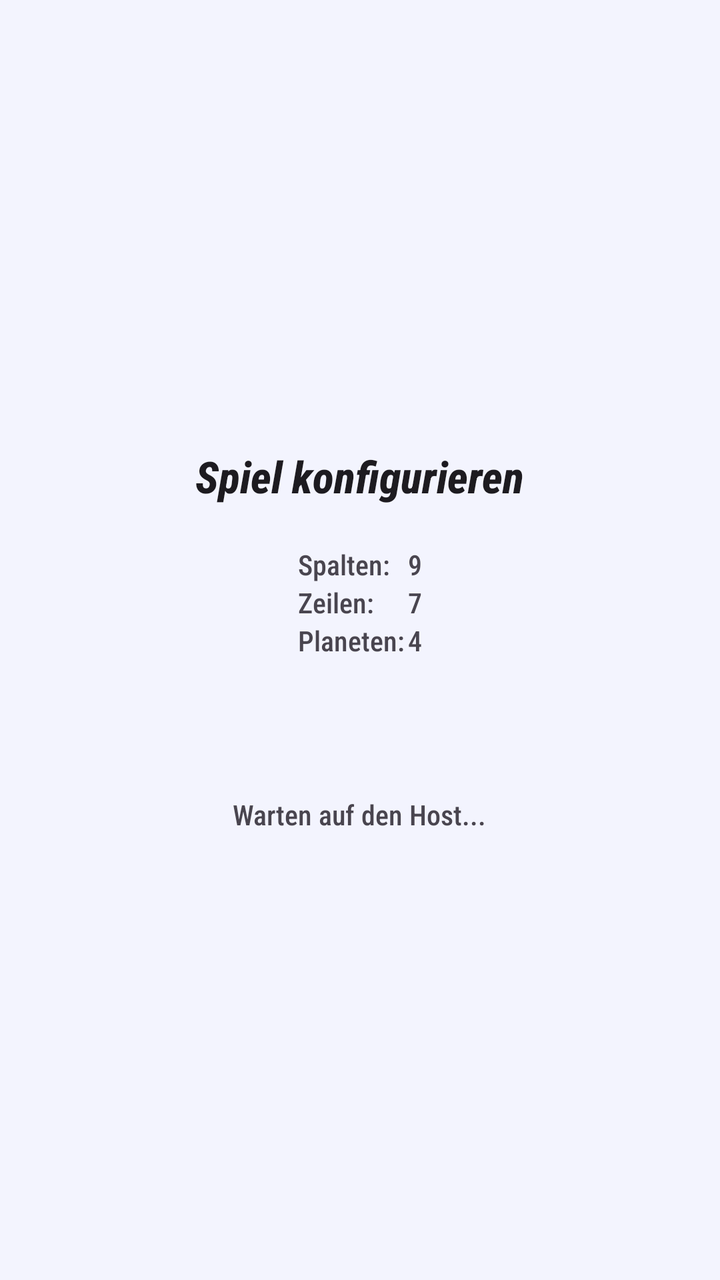
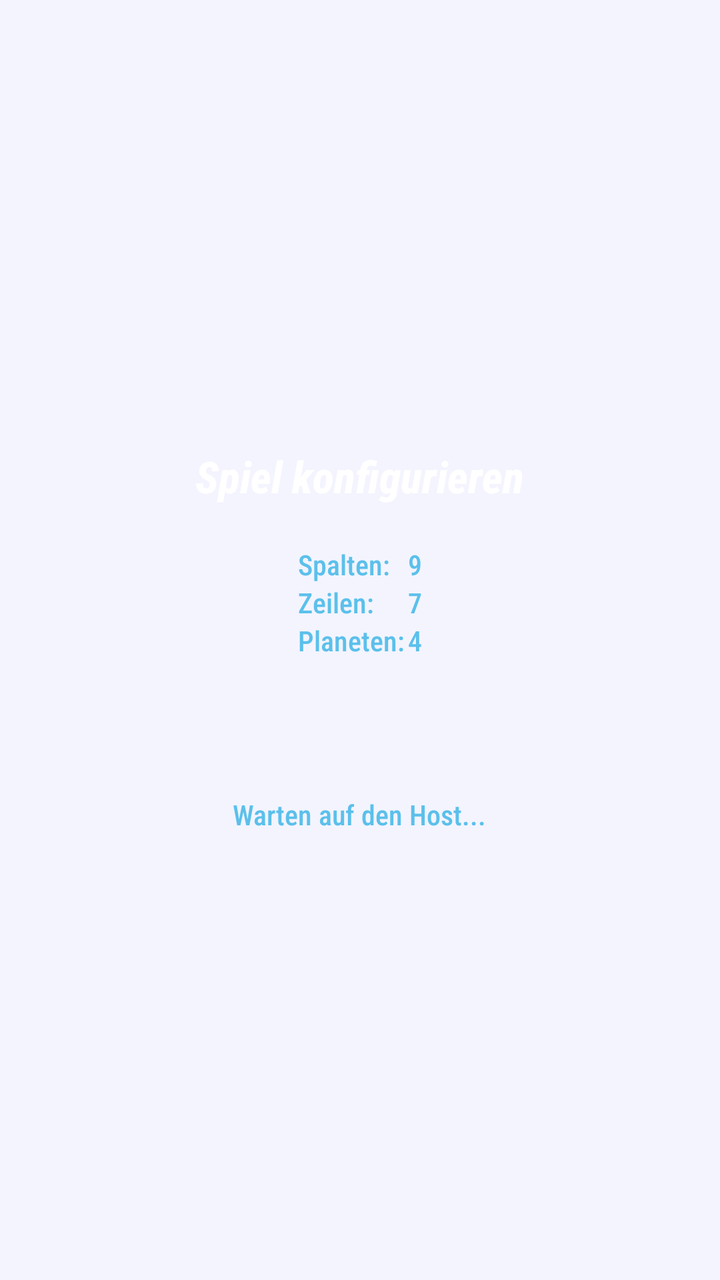

An Android layout rendered at two revisions. The XML below is the earlier revision; the diff shows what the commit changed to produce the second picture.
<!-- AndroidManifest.xml: application theme Theme.Galactica -->
<!-- res/layout/view_multiplayer_lobby_client.xml -->
<?xml version="1.0" encoding="utf-8"?>
<LinearLayout xmlns:android="http://schemas.android.com/apk/res/android"
    android:layout_width="wrap_content"
    android:layout_height="wrap_content"
    android:layout_marginEnd="20dp"
    android:background="@color/transparent_space_glow"
    android:gravity="center"
    android:minWidth="300dp"
    android:orientation="vertical"
    android:padding="10dp">

    <TextView
        android:id="@+id/testConnectionText"
        android:layout_width="wrap_content"
        android:layout_height="wrap_content"
        android:fontFamily="sans-serif-condensed-medium"
        android:text="Spiel konfigurieren"
        android:textAppearance="@style/TextAppearance.AppCompat.Large"
        android:textStyle="bold|italic" />

    <Space
        android:layout_width="match_parent"
        android:layout_height="20dp" />

    <LinearLayout
        android:layout_width="match_parent"
        android:layout_height="wrap_content"
        android:layout_gravity="top"
        android:orientation="horizontal">

        <LinearLayout
            android:layout_width="wrap_content"
            android:layout_height="wrap_content"
            android:layout_gravity="center"
            android:layout_weight="1"
            android:orientation="vertical">

            <LinearLayout
                android:layout_width="wrap_content"
                android:layout_height="wrap_content"
                android:layout_gravity="center"
                android:orientation="horizontal">

                <TextView
                    android:layout_width="55dp"
                    android:layout_height="wrap_content"
                    android:text="Spalten:" />

                <TextView
                    android:id="@+id/cols_text"
                    android:layout_width="wrap_content"
                    android:layout_height="wrap_content"
                    android:text="9" />
            </LinearLayout>

            <LinearLayout
                android:layout_width="wrap_content"
                android:layout_height="wrap_content"
                android:layout_gravity="center"
                android:orientation="horizontal">

                <TextView
                    android:layout_width="55dp"
                    android:layout_height="wrap_content"
                    android:text="Zeilen:" />

                <TextView
                    android:id="@+id/rows_text"
                    android:layout_width="wrap_content"
                    android:layout_height="wrap_content"
                    android:text="7" />
            </LinearLayout>

            <LinearLayout
                android:layout_width="wrap_content"
                android:layout_height="wrap_content"
                android:layout_gravity="center"
                android:orientation="horizontal">

                <TextView
                    android:layout_width="55dp"
                    android:layout_height="wrap_content"
                    android:text="Planeten:" />

                <TextView
                    android:id="@+id/my_planets"
                    android:layout_width="wrap_content"
                    android:layout_height="wrap_content"
                    android:text="4" />
            </LinearLayout>
        </LinearLayout>
    </LinearLayout>

    <Space
        android:layout_width="wrap_content"
        android:layout_height="20dp">
    </Space>

    <ProgressBar
        android:id="@+id/progressBar"
        style="?android:attr/progressBarStyle"
        android:layout_width="match_parent"
        android:layout_height="wrap_content" />

    <TextView
        android:layout_width="wrap_content"
        android:layout_height="wrap_content"
        android:text="@string/wait_for_host_text">
    </TextView>


</LinearLayout>
<!-- resources referenced by this layout -->
<resources>
  <color name="transparent_space_glow">#1A97D6F0</color>
  <string name="wait_for_host_text">Warten auf den Host...</string>
  <style name="Theme.Galactica" parent="Base.Theme.Galactica" />
  <style name="Base.Theme.Galactica" parent="Theme.Material3.DayNight.NoActionBar">
  
          
          <item name="materialButtonStyle">@style/GalacticaButton</item>
  
          
          <item name="materialButtonOutlinedStyle">@style/GalacticaButton.Outlined</item>
  
          
          <item name="textAppearanceBodyLarge">@style/TextAppearance.Galactica.Body</item>
          <item name="fontFamily">sans-serif-condensed-medium</item>
  
          
      </style>
  <style name="GalacticaButton" parent="Widget.Material3.Button">
          <item name="backgroundTint">@color/space_glow</item>
          <item name="android:textColor">@color/white</item>
          <item name="cornerRadius">8dp</item>
          <item name="android:textStyle">bold</item>
          
          <item name="android:minHeight">52dp</item>
          <item name="android:insetTop">2dp</item>
          <item name="android:insetBottom">2dp</item>
          <item name="android:insetLeft">2dp</item>
          <item name="android:insetRight">2dp</item>
          <item name="android:letterSpacing">0.03</item>
      </style>
  <style name="GalacticaButton.Outlined" parent="Widget.Material3.Button.OutlinedButton">
          <item name="strokeColor">@color/space_glow</item>
          <item name="strokeWidth">2dp</item>
          <item name="cornerRadius">2dp</item>
          <item name="android:textColor">@color/white</item>
          <item name="android:minHeight">52dp</item>
      </style>
  <style name="TextAppearance.Galactica.Body" parent="TextAppearance.Material3.BodyLarge">
          <item name="android:textColor">@color/white</item>
      </style>
  <color name="space_glow">#5BC0EB</color>
  <color name="white">#FFFFFFFF</color>
</resources>

<!-- the commit's change to res/layout/view_multiplayer_lobby_client.xml (unified diff, before → after) -->
@@ -16,6 +16,7 @@
         android:fontFamily="sans-serif-condensed-medium"
         android:text="Spiel konfigurieren"
         android:textAppearance="@style/TextAppearance.AppCompat.Large"
+        android:textColor="@color/white"
         android:textStyle="bold|italic" />
 
     <Space
@@ -44,13 +45,15 @@
                 <TextView
                     android:layout_width="55dp"
                     android:layout_height="wrap_content"
-                    android:text="Spalten:" />
+                    android:text="Spalten:"
+                    android:textColor="@color/space_glow" />
 
                 <TextView
                     android:id="@+id/cols_text"
                     android:layout_width="wrap_content"
                     android:layout_height="wrap_content"
-                    android:text="9" />
+                    android:text="9"
+                    android:textColor="@color/space_glow" />
             </LinearLayout>
 
             <LinearLayout
@@ -62,13 +65,15 @@
                 <TextView
                     android:layout_width="55dp"
                     android:layout_height="wrap_content"
-                    android:text="Zeilen:" />
+                    android:text="Zeilen:"
+                    android:textColor="@color/space_glow" />
 
                 <TextView
                     android:id="@+id/rows_text"
                     android:layout_width="wrap_content"
                     android:layout_height="wrap_content"
-                    android:text="7" />
+                    android:text="7"
+                    android:textColor="@color/space_glow" />
             </LinearLayout>
 
             <LinearLayout
@@ -80,13 +85,15 @@
                 <TextView
                     android:layout_width="55dp"
                     android:layout_height="wrap_content"
-                    android:text="Planeten:" />
+                    android:text="Planeten:"
+                    android:textColor="@color/space_glow" />
 
                 <TextView
                     android:id="@+id/my_planets"
                     android:layout_width="wrap_content"
                     android:layout_height="wrap_content"
-                    android:text="4" />
+                    android:text="4"
+                    android:textColor="@color/space_glow" />
             </LinearLayout>
         </LinearLayout>
     </LinearLayout>
@@ -100,13 +107,14 @@
         android:id="@+id/progressBar"
         style="?android:attr/progressBarStyle"
         android:layout_width="match_parent"
-        android:layout_height="wrap_content" />
+        android:layout_height="wrap_content"
+        android:progressTint="#FFFFFF" />
 
     <TextView
         android:layout_width="wrap_content"
         android:layout_height="wrap_content"
-        android:text="@string/wait_for_host_text">
-    </TextView>
+        android:text="@string/wait_for_host_text"
+        android:textColor="@color/space_glow"></TextView>
 
 
 </LinearLayout>
